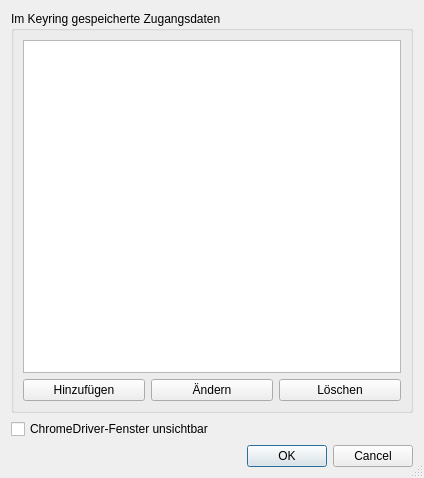
The window that easyp2p/ui/settings_window.ui (Ceystyle/easyp2p) describes before a commit, drawn with Qt 5.
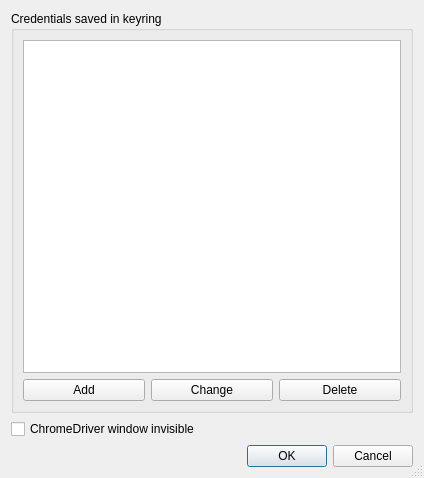
The same window after the commit.

Commit message: settings_window: switch settings window to English

The edit to the form file:
```diff
--- a/easyp2p/ui/settings_window.ui
+++ b/easyp2p/ui/settings_window.ui
@@ -26,7 +26,7 @@
    <item>
     <widget class="QGroupBox" name="groupBox">
      <property name="title">
-      <string>Im Keyring gespeicherte Zugangsdaten</string>
+      <string>Credentials saved in keyring</string>
      </property>
      <layout class="QVBoxLayout" name="verticalLayout_3">
       <item>
@@ -41,21 +41,21 @@
         <item>
          <widget class="QPushButton" name="push_button_add">
           <property name="text">
-           <string>Hinzufügen</string>
+           <string>Add</string>
           </property>
          </widget>
         </item>
         <item>
          <widget class="QPushButton" name="push_button_change">
           <property name="text">
-           <string>Ändern</string>
+           <string>Change</string>
           </property>
          </widget>
         </item>
         <item>
          <widget class="QPushButton" name="push_button_delete">
           <property name="text">
-           <string>Löschen</string>
+           <string>Delete</string>
           </property>
          </widget>
         </item>
@@ -67,7 +67,7 @@
    <item>
     <widget class="QCheckBox" name="check_box_headless">
      <property name="text">
-      <string>ChromeDriver-Fenster unsichtbar</string>
+      <string>ChromeDriver window invisible</string>
      </property>
     </widget>
    </item>
```
Left out of the diff: 2 changed lines with no effect on the pictures. The commit also changes 8 other files.
